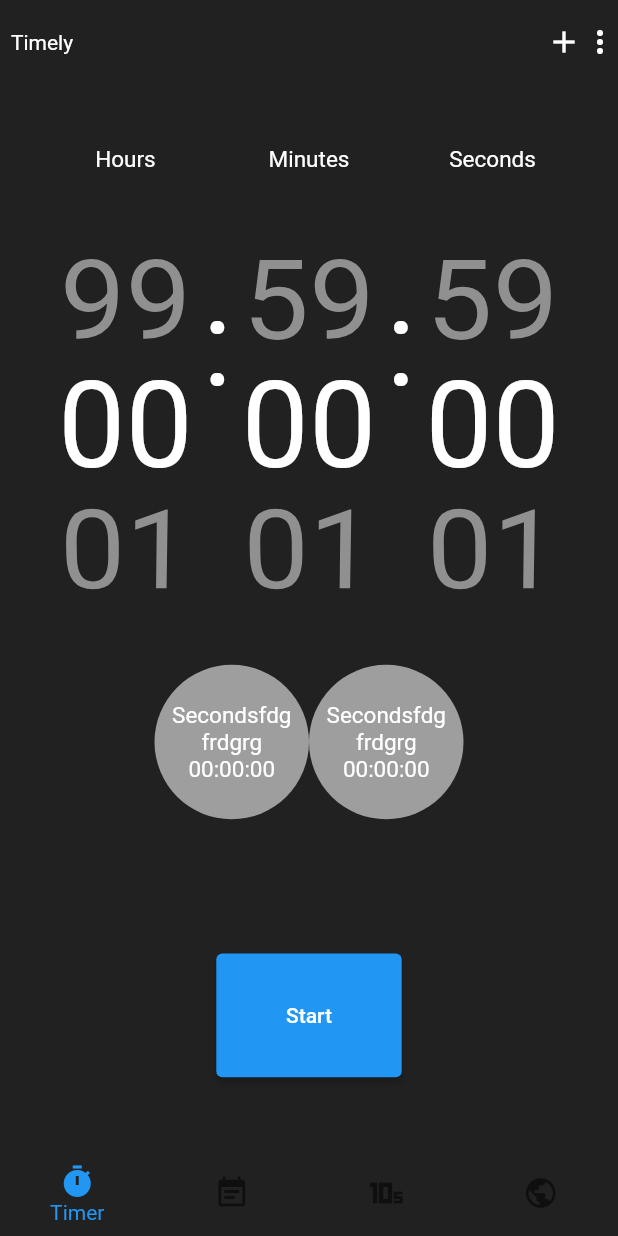
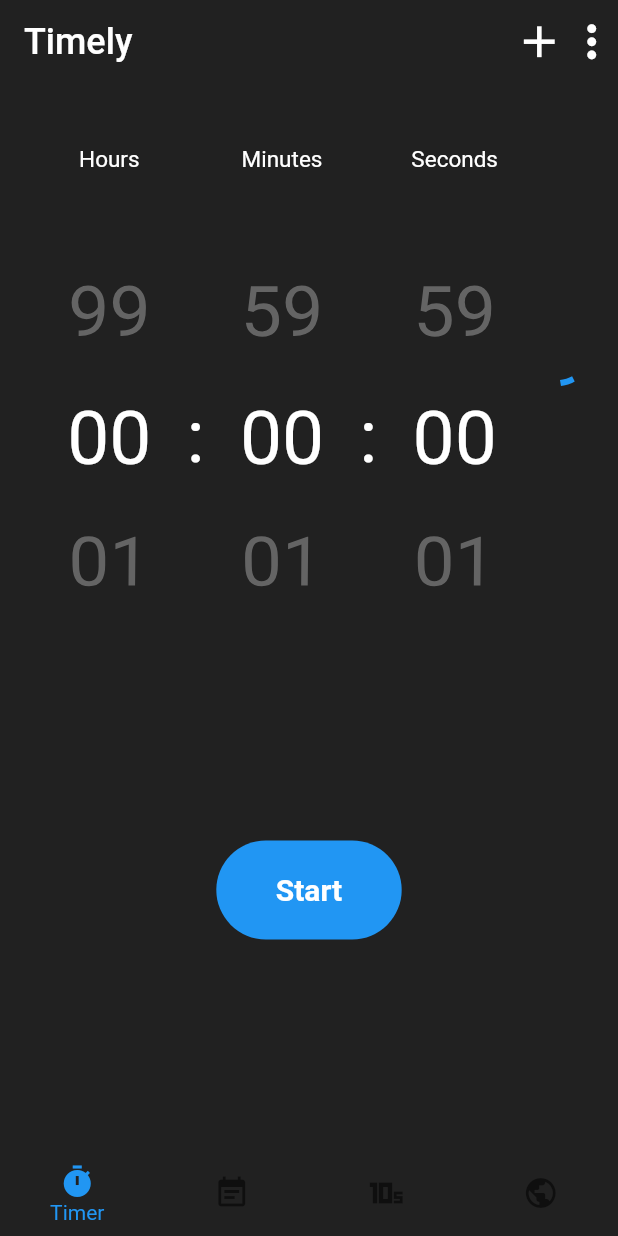
Before and after one commit to yellow-Flickr/timely, a Flutter app: the screen it shows after launch, on a phone screen of 412 x 824 dp. Run offline on Flutter 3.47's test engine with Material 2 defaults, Android fonts, the phone set to English and light mode, and no system bars.

Commit message:
Update Timer

```diff
--- a/lib/Timer.dart
+++ b/lib/Timer.dart
@@ -14,47 +14,91 @@
   Widget build(BuildContext context) {
     double height = MediaQuery.of(context).size.height;
     double width = MediaQuery.of(context).size.width;
-    return Column(
-      mainAxisAlignment: MainAxisAlignment.center,
+    return
+    Column(
+      mainAxisAlignment: MainAxisAlignment.start,
       children: [
-        Row(
+        Container(
+           child: Row(
             mainAxisAlignment: MainAxisAlignment.center,
             crossAxisAlignment: CrossAxisAlignment.center,
             children: [
               Hours(),
-            Container(
-              height: height * 0.25,
-              // width: width * 0.25,
+              ColonSeperator(),
+              Minutes(),
+              ColonSeperator(),
+              Seconds(),
+              CircularProgressIndicator()
+            ],
+          ),
+        ),
+        // Expanded(child: SizedBox(width: width * 0.05,)),
+
+        Expanded(
+          child: Center(
+            child: Container(
+              width: width * 0.3,
+              height: height * 0.08,
+              decoration: ShapeDecoration(
+                  color: ThemeData.light().primaryColor,
+                  shape: OutlineInputBorder(
+                      borderSide: BorderSide.none,
+                      borderRadius: BorderRadius.circular(100),
+                      gapPadding: 0)),
+              child: TextButton(
+                  onPressed: () {},
                   child: Center(
                     child: Text(
-                ":",
-                style: TextStyle(fontSize: 80, color: Colors.white),
+                      "Start",
+                      style: TextStyle(
+                          fontWeight: FontWeight.bold,
+                          fontSize: 20,
+                          color: Colors.white),
+                    ),
                   )),
             ),
+          ),
+        ),
+      ],
+    );
+  }
+}
+
+class Setup_Screen extends StatelessWidget {
+  const Setup_Screen({ Key? key }) : super(key: key);
+
+  @override
+  Widget build(BuildContext context) {    double height = MediaQuery.of(context).size.height;
+    double width = MediaQuery.of(context).size.width;
+    return Column(
+      mainAxisAlignment: MainAxisAlignment.start,
+      children: [
+        Container(
+          margin: EdgeInsets.only(bottom: 15),
+          child: Row(
+            mainAxisAlignment: MainAxisAlignment.center,
+            crossAxisAlignment: CrossAxisAlignment.center,
+            children: [
+              Hours(),
+              ColonSeperator(),
               Minutes(),
-            Container(
-              height: height * 0.25,
-              // width: width * 0.25,
-              child: Center(
-                  child: Text(
-                ":",
-                style: TextStyle(fontSize: 80, color: Colors.white),
-              )),
-            ),
+              ColonSeperator(),
               Seconds(),
             ],
           ),
+        ),
+        // Expanded(child: SizedBox(width: width * 0.05,)),
         Expanded(
           child: Center(
-            child: ListView(
+            child: ListView.separated(
+              itemCount: 7,
+              itemBuilder: ((context, index) => Presets()),
+              separatorBuilder: ((context, index) => SizedBox(
+                    width: width * 0.05,
+                  )),
               shrinkWrap: true,
-              itemExtent: width * 0.25,
               scrollDirection: Axis.horizontal,
-              padding: EdgeInsetsDirectional.all(8),
-              children: [
-                Presets(),
-                Presets(),
-              ],
+              padding: EdgeInsetsDirectional.all(10),
             ),
           ),
         ),
@@ -62,13 +106,51 @@
           child: Center(
             child: Container(
               width: width * 0.3,
-              height: height * 0.1,
-               child: ElevatedButton(
-                  onPressed: () {}, child: Center(child: Text("Start"))),
+              height: height * 0.08,
+              decoration: ShapeDecoration(
+                  color: ThemeData.light().primaryColor,
+                  shape: OutlineInputBorder(
+                      borderSide: BorderSide.none,
+                      borderRadius: BorderRadius.circular(100),
+                      gapPadding: 0)),
+              child: TextButton(
+                  onPressed: () {},
+                  child: Center(
+                    child: Text(
+                      "Start",
+                      style: TextStyle(
+                          fontWeight: FontWeight.bold,
+                          fontSize: 20,
+                          color: Colors.white),
+                    ),
+                  )),
             ),
           ),
         ),
       ],
+    );
+  }
+}
+
+/// Colon seperating time digits
+class ColonSeperator extends StatelessWidget {
+  const ColonSeperator({Key? key}) : super(key: key);
+
+  @override
+  Widget build(BuildContext context) {
+    double height = MediaQuery.of(context).size.height;
+    double width = MediaQuery.of(context).size.width;
+    return Container(
+      padding: EdgeInsets.only(top: height * 0.12),
+      margin: EdgeInsets.only(top: 10),
+      height: height * 0.4,
+      // width: width * 0.25,
+      child: Center(
+          child: Text(
+        ":",
+        style: TextStyle(
+            fontSize: 50, fontWeight: FontWeight.w400, color: Colors.white),
+      )),
     );
   }
 }
@@ -93,24 +175,26 @@
           )),
         ),
         Container(
+          margin: EdgeInsets.only(bottom: 15),
           height: height * 0.3,
           width: width * 0.25,
-          child: ListWheelScrollView.useDelegate(clipBehavior: Clip.antiAliasWithSaveLayer,
+          child: ListWheelScrollView.useDelegate(
+              clipBehavior: Clip.antiAliasWithSaveLayer,
               physics: ScrollPhysics(parent: FixedExtentScrollPhysics()),
               diameterRatio: 4,
               itemExtent: 85,
-              overAndUnderCenterOpacity: 0.5,
+              overAndUnderCenterOpacity: 0.3,
               // useMagnifier: true,
               // magnification: 1.2,
               childDelegate: ListWheelChildLoopingListDelegate(
                   children: List.generate(
                       60,
                       (index) => Container(
-                              child: Center(
+                          alignment: Alignment.bottomCenter,
                           child: Text(
                             doubleDigits(index),
-                            style: TextStyle(color: Colors.white, fontSize: 80),
-                          )))))),
+                            style: TextStyle(color: Colors.white, fontSize: 50),
+                          ))))),
         ),
       ],
     );
@@ -119,7 +203,7 @@
 
 class Hours extends StatelessWidget {
   Hours({Key? key}) : super(key: key);
-  ScrollController _scrollController = ScrollController();
+  final ScrollController _scrollController = ScrollController();
   @override
   Widget build(BuildContext context) {
     double width = MediaQuery.of(context).size.width;
@@ -138,24 +222,28 @@
           )),
         ),
         Container(
+          margin: EdgeInsets.only(bottom: 15),
           height: height * 0.3,
           width: width * 0.25,
           child: ListWheelScrollView.useDelegate(
               physics: ScrollPhysics(parent: FixedExtentScrollPhysics()),
               diameterRatio: 4,
               itemExtent: 85,
-              overAndUnderCenterOpacity: 0.5,
+              overAndUnderCenterOpacity: 0.3,
               // useMagnifier: true,
               // magnification: 1.2,
               childDelegate: ListWheelChildLoopingListDelegate(
                   children: List.generate(
                       100,
                       (index) => Container(
-                              child: Center(
+                          alignment: Alignment.bottomCenter,
                           child: Text(
                             doubleDigits(index),
-                            style: TextStyle(color: Colors.white, fontSize: 80),
-                          )))))),
+                            style: TextStyle(
+                                color: Colors.white,
+                               /*  fontWeight: FontWeight.w500, */
+                                fontSize: 50),
+                          ))))),
         ),
       ],
     );
@@ -182,30 +270,32 @@
           )),
         ),
         Container(
+          margin: EdgeInsets.only(bottom: 15),
           height: height * 0.3,
           width: width * 0.25,
           child: ListWheelScrollView.useDelegate(
               physics: ScrollPhysics(parent: FixedExtentScrollPhysics()),
               diameterRatio: 4,
               itemExtent: 85,
-              overAndUnderCenterOpacity: 0.5,
+              overAndUnderCenterOpacity: 0.3,
               // useMagnifier: true,
               // magnification: 1.2,
               childDelegate: ListWheelChildLoopingListDelegate(
                   children: List.generate(
                       60,
                       (index) => Container(
-                              child: Center(
+                          alignment: Alignment.bottomCenter,
                           child: Text(
                             doubleDigits(index),
-                            style: TextStyle(color: Colors.white, fontSize: 80),
-                          )))))),
+                            style: TextStyle(color: Colors.white, fontSize: 50),
+                          ))))),
         ),
       ],
     );
   }
 }
 
+/// Widget for saved and named time presets  on Timer screen.
 class Presets extends StatelessWidget {
   const Presets({Key? key}) : super(key: key);
 
@@ -214,11 +304,13 @@
     double width = MediaQuery.of(context).size.width;
     double height = MediaQuery.of(context).size.height;
     return Container(
-      width: width * 0.25,
-      height: height * 0.15,
+      width: width * 0.26,
+      height: height * 0.20,
       padding: EdgeInsets.all(10),
-      decoration:
-          BoxDecoration(color: Colors.grey.shade500, shape: BoxShape.circle),
+      decoration: BoxDecoration(
+          color: Colors.transparent,
+          shape: BoxShape.circle,
+          border: Border.all(width: 3, color: ThemeData.light().primaryColor)),
       child: Center(
         child: Column(
           mainAxisAlignment: MainAxisAlignment.center,
@@ -226,15 +318,17 @@
           children: [
             Container(
               child: Text(
-                "Secondsfdgfrdgrg",
+                "Workout Rest",
                 textAlign: TextAlign.center,
-                style: TextStyle(color: Colors.white, fontSize: 15),
+                overflow: TextOverflow.ellipsis,
+                style: TextStyle(color: Colors.white, fontSize: 10),
               ),
             ),
             Container(
               child: Text(
                 "00:00:00",
-                style: TextStyle(color: Colors.white, fontSize: 15),
+                textAlign: TextAlign.center,
+                style: TextStyle(color: Colors.white, fontSize: 12),
               ),
             )
           ],
@@ -244,6 +338,7 @@
   }
 }
 
+/// Returns clock numbers to appear as double digits eg. 00, 01, 33, 44.
 String doubleDigits(int number) {
   return number.toString().length == 1 ? "0$number" : number.toString();
 }
--- a/lib/main.dart
+++ b/lib/main.dart
@@ -14,6 +14,7 @@
   @override
   Widget build(BuildContext context) {
     return MaterialApp(
+      debugShowCheckedModeBanner: false,
       title: 'Flutter Demo',
       theme: ThemeData(
         // This is the theme of your application.
@@ -77,12 +78,12 @@
 
           // Here we take the value from the MyHomePage object that was created by
           // the App.build method, and use it to set our appbar title.
-          leading: Center(child: Text("Timely")),
+          title: Align(alignment: Alignment.centerLeft, child: Text("Timely", style: TextStyle(fontWeight: FontWeight.w500, fontSize: 24),)),
           automaticallyImplyLeading: false,
           elevation: 0,
           actions: [
-            Icon(Icons.add),
-            Icon(Icons.more_vert),
+            Icon(Icons.add,size: 35,),
+            Icon(Icons.more_vert,size: 35,),
           ],
 
           // title: Text(widget.title),
```
Lines whose indentation alone changed are shown as unchanged.
